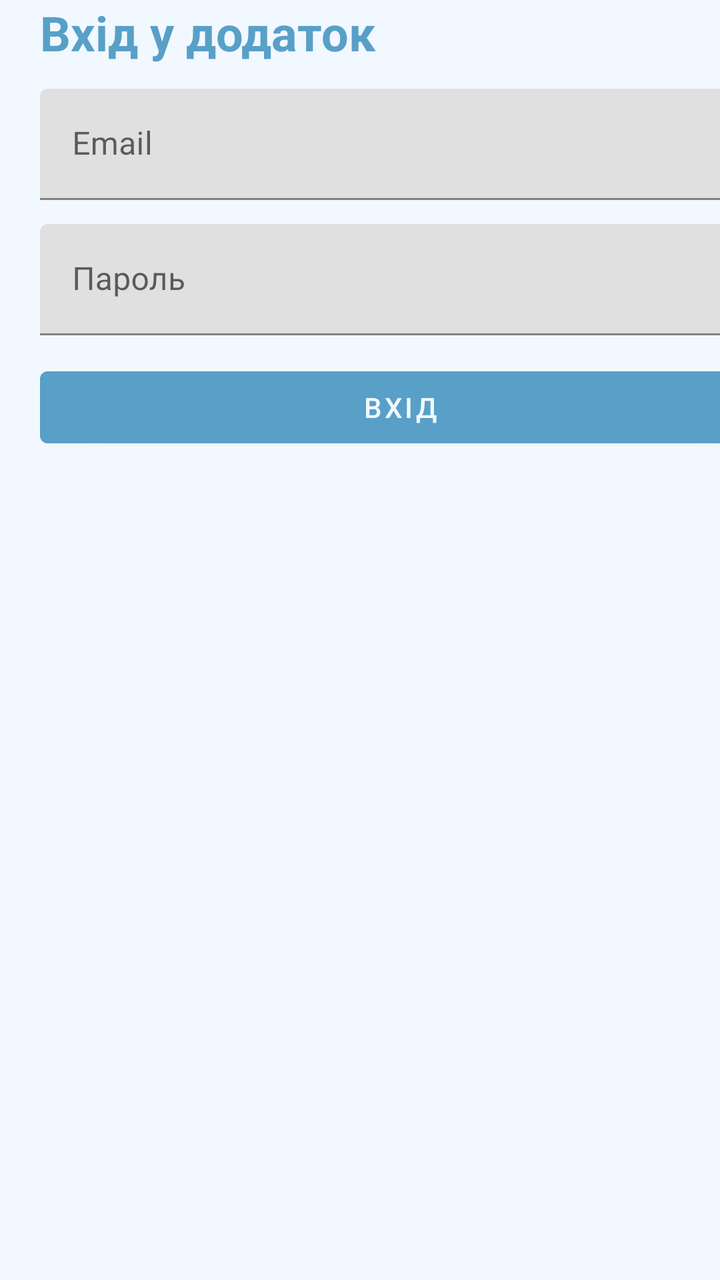
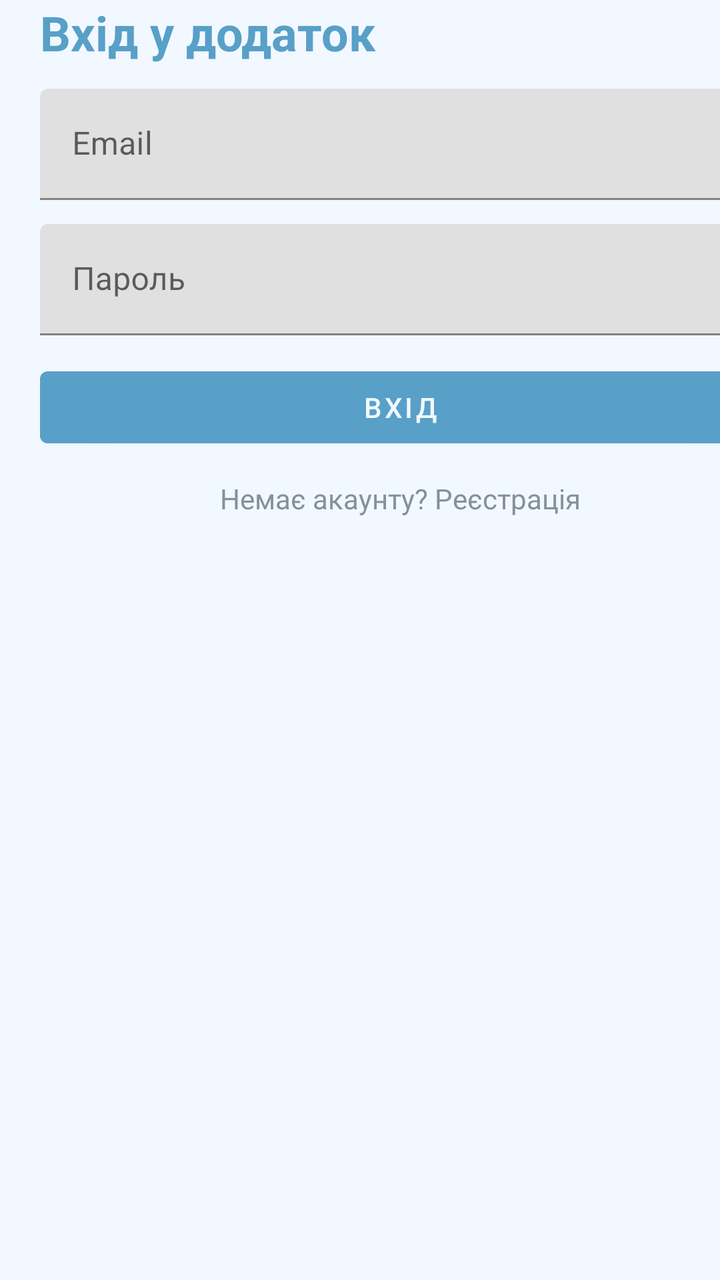

Two renders of the same Android screen: before a commit and after it. Below are the layout's source before the change and the commit's diff.
<!-- AndroidManifest.xml: application theme Theme.TaskManager -->
<!-- res/layout/activity_login.xml -->
<?xml version="1.0" encoding="utf-8"?>
<ScrollView xmlns:android="http://schemas.android.com/apk/res/android"
    xmlns:app="http://schemas.android.com/apk/res-auto"
    xmlns:tools="http://schemas.android.com/tools"
    android:layout_width="match_parent"
    android:layout_height="match_parent"
    android:fillViewport="true">

    <androidx.constraintlayout.widget.ConstraintLayout
        android:layout_width="match_parent"
        android:layout_height="match_parent"
        android:layout_marginStart="20dp"
        android:layout_marginEnd="20dp"
        android:background="@color/backgroundColor"

        tools:context=".screens.RegisterActivity">

        <TextView
            android:id="@+id/title"
            android:layout_width="wrap_content"
            android:layout_height="wrap_content"
            android:text="Вхід у додаток"
            android:textColor="@color/primaryColor"
            android:textSize="24sp"
            android:textStyle="bold"
            app:layout_constraintStart_toStartOf="parent"
            app:layout_constraintTop_toTopOf="parent" />





        <com.google.android.material.textfield.TextInputLayout
            android:id="@+id/emailLayout"
            android:layout_width="0dp"
            android:layout_height="wrap_content"
            android:layout_marginTop="12dp"
            android:hint="Email"
            app:layout_constraintEnd_toEndOf="parent"
            app:layout_constraintStart_toStartOf="parent"
            app:layout_constraintTop_toBottomOf="@id/title">

            <com.google.android.material.textfield.TextInputEditText
                android:id="@+id/email"
                android:layout_width="match_parent"
                android:layout_height="wrap_content"
                android:inputType="textEmailAddress" />
        </com.google.android.material.textfield.TextInputLayout>

        <com.google.android.material.textfield.TextInputLayout
            android:id="@+id/passwordLayout"
            android:layout_width="0dp"
            android:layout_height="wrap_content"
            android:layout_marginTop="12dp"
            android:hint="Пароль"
            app:layout_constraintEnd_toEndOf="parent"
            app:layout_constraintStart_toStartOf="parent"
            app:layout_constraintTop_toBottomOf="@id/emailLayout">

            <com.google.android.material.textfield.TextInputEditText
                android:id="@+id/password"
                android:layout_width="match_parent"
                android:layout_height="wrap_content"
                android:inputType="textPassword" />
        </com.google.android.material.textfield.TextInputLayout>


        <Button
            android:id="@+id/loginBtn"
            android:layout_width="0dp"
            android:layout_height="wrap_content"
            android:layout_marginTop="12dp"
            android:backgroundTint="@color/primaryColor"
            android:onClick="onLoginClick"
            android:text="Вхід"
            android:textColor="@color/titleTextColor"
            app:layout_constraintEnd_toEndOf="parent"
            app:layout_constraintStart_toStartOf="parent"
            app:layout_constraintTop_toBottomOf="@id/passwordLayout" />

    </androidx.constraintlayout.widget.ConstraintLayout>
</ScrollView>
<!-- resources referenced by this layout -->
<resources>
  <color name="backgroundColor">#f2f8ff</color>
  <color name="primaryColor">#58A0C8</color>
  <color name="titleTextColor">#f2f8ff</color>
  <style name="Theme.TaskManager" parent="Base.Theme.TaskManager" />
  <style name="Base.Theme.TaskManager" parent="Theme.MaterialComponents.DayNight.DarkActionBar">
          
          
          <item name="colorPrimary">@color/primaryColor</item>
          <item name="colorPrimaryVariant">@color/taskBgColor</item>
          <item name="colorSecondary">@color/primaryColor</item>
  
          <item name="colorControlActivated">@color/primaryColor</item>
  
          <item name="android:textColorPrimary">@color/titleTextColor</item>
          <item name="android:textColorSecondary">@color/secondaryTextColor</item>
  
          <item name="android:windowBackground">@color/backgroundColor</item>
          <item name="android:windowActionBarOverlay">false</item>
          <item name="android:windowContentOverlay">@null</item>
      </style>
  <color name="taskBgColor">#416e87</color>
  <color name="secondaryTextColor">#86909c</color>
</resources>

<!-- the commit's change to res/layout/activity_login.xml (unified diff, before → after) -->
@@ -78,5 +78,18 @@
             app:layout_constraintStart_toStartOf="parent"
             app:layout_constraintTop_toBottomOf="@id/passwordLayout" />
 
+        <TextView
+            android:id="@+id/goToRegister"
+            android:layout_width="wrap_content"
+            android:layout_height="wrap_content"
+            android:text="Немає акаунту? Реєстрація"
+            android:textColor="@color/secondaryTextColor"
+            android:textSize="14sp"
+            android:layout_marginTop="12dp"
+            android:onClick="onGoToRegisterClick"
+            app:layout_constraintTop_toBottomOf="@id/loginBtn"
+            app:layout_constraintStart_toStartOf="parent"
+            app:layout_constraintEnd_toEndOf="parent"/>
+
     </androidx.constraintlayout.widget.ConstraintLayout>
 </ScrollView>
